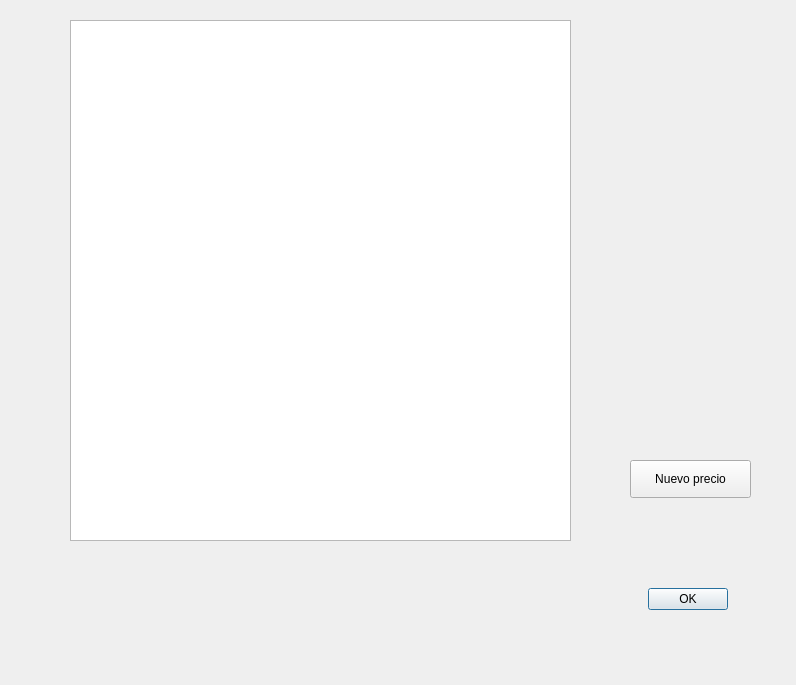
First picture: the form in historialPrecios.ui, repository waltermas-gitter/infomesas-gui, before the edit.
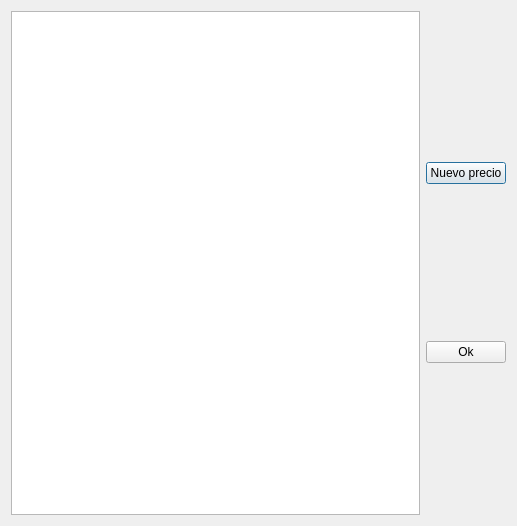
Second picture: the form after the edit.

The edit to the form file:
```diff
--- a/historialPrecios.ui
+++ b/historialPrecios.ui
@@ -6,52 +6,40 @@
    <rect>
     <x>0</x>
     <y>0</y>
-    <width>796</width>
-    <height>685</height>
+    <width>517</width>
+    <height>526</height>
    </rect>
   </property>
   <property name="windowTitle">
    <string>Historial precios</string>
   </property>
+  <layout class="QHBoxLayout" name="horizontalLayout">
+   <item>
   <widget class="QTableWidget" name="historialPreciosTableWidget">
-   <property name="geometry">
-    <rect>
-     <x>70</x>
-     <y>20</y>
-     <width>501</width>
-     <height>521</height>
-    </rect>
-   </property>
    <attribute name="verticalHeaderVisible">
     <bool>false</bool>
    </attribute>
   </widget>
-  <widget class="QDialogButtonBox" name="dialogButtonBox">
-   <property name="geometry">
-    <rect>
-     <x>520</x>
-     <y>580</y>
-     <width>208</width>
-     <height>38</height>
-    </rect>
-   </property>
-   <property name="standardButtons">
-    <set>QDialogButtonBox::Ok</set>
-   </property>
-  </widget>
+   </item>
+   <item>
+    <layout class="QGridLayout" name="gridLayout">
+     <item row="0" column="0">
   <widget class="QPushButton" name="nuevoPushButton">
-   <property name="geometry">
-    <rect>
-     <x>630</x>
-     <y>460</y>
-     <width>121</width>
-     <height>38</height>
-    </rect>
-   </property>
    <property name="text">
     <string>Nuevo precio</string>
    </property>
   </widget>
+     </item>
+     <item row="1" column="0">
+      <widget class="QPushButton" name="okPushButton">
+       <property name="text">
+        <string>Ok</string>
+       </property>
+      </widget>
+     </item>
+    </layout>
+   </item>
+  </layout>
  </widget>
  <resources/>
  <connections/>
```
Lines whose indentation alone changed are shown as unchanged.
